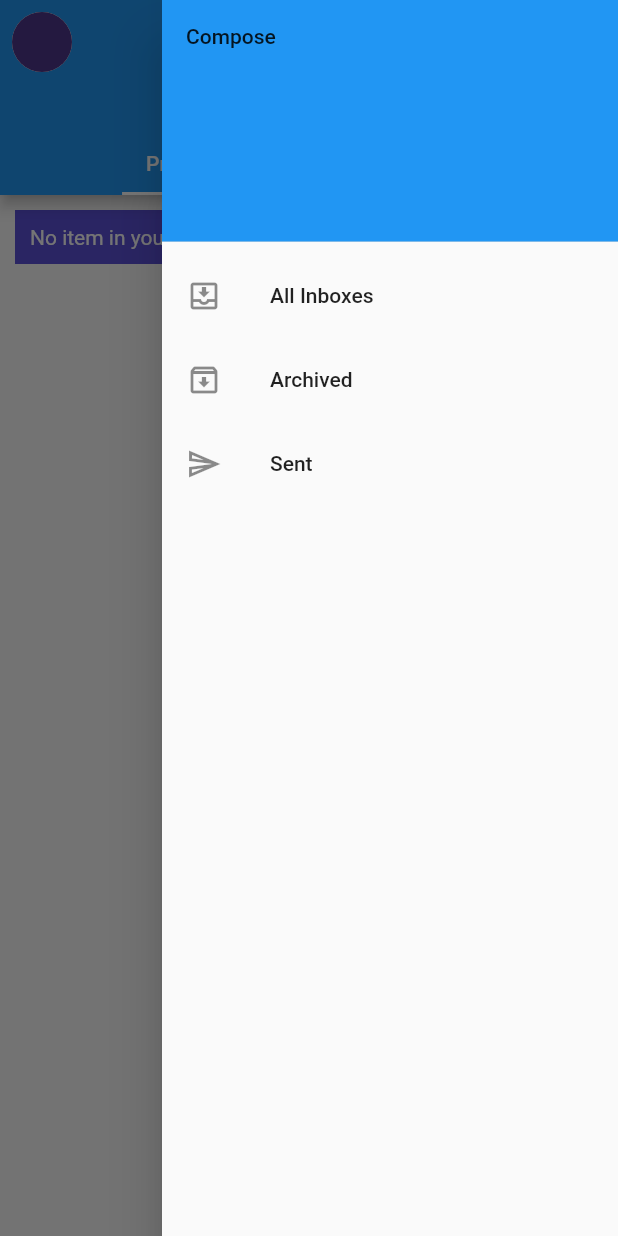
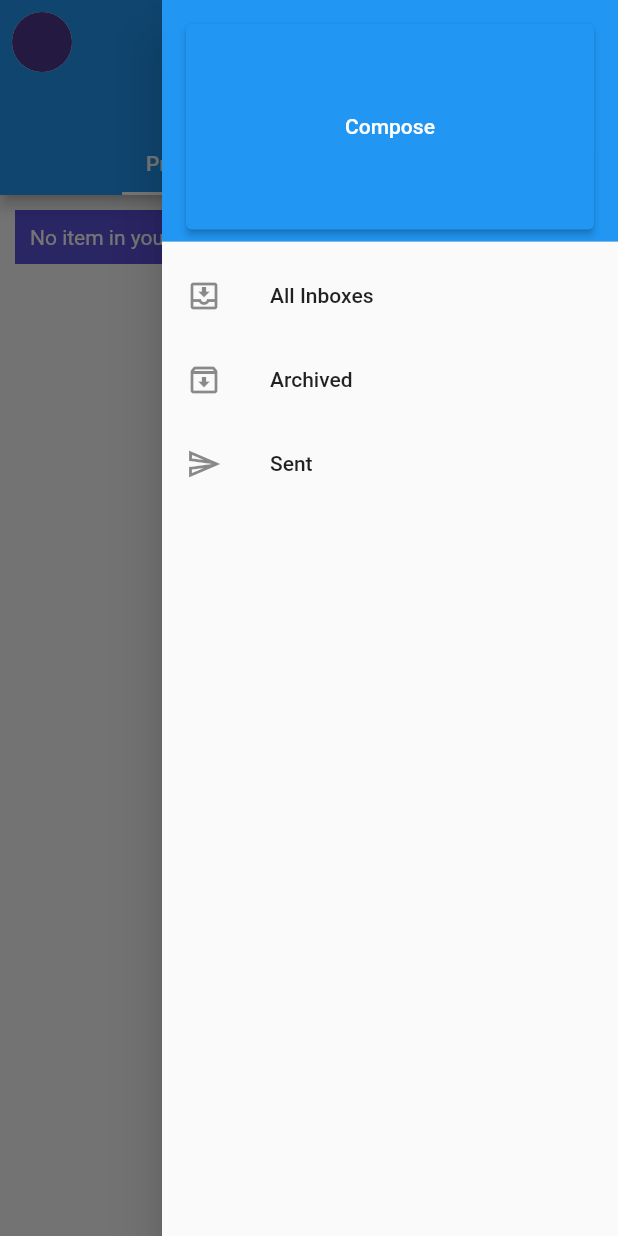
Before and after one commit to Three-Musketeers-IF-C-Sore/learningflutter_threemusketeers_ifcsore, a Flutter app: the Email screen opened directly, with the side drawer open, on a phone screen of 412 x 824 dp. Run offline on Flutter 3.47's test engine with Material 2 defaults, Android fonts, the phone set to English and light mode, and no system bars; drawn by our look-alikes of circular_profile_avatar; our stand-ins replace math_expressions; missing offline and left inert: indexed.

Commit message:
fix compose mail (can only store 1 mail)

```diff
--- a/lib/models/mail.dart
+++ b/lib/models/mail.dart
@@ -9,7 +9,7 @@ class Mail extends ChangeNotifier {
   bool? isFavorite;
 
   Mail({
-    required this.id,
+    this.id,
     required this.subject,
     required this.recipient,
     required this.body,
--- a/lib/pages/form_email_page.dart
+++ b/lib/pages/form_email_page.dart
@@ -136,11 +136,7 @@ class _FormEmailState extends State<FormEmail> {
                     TextButton(
                       onPressed: () {
                         setState(() {
-                          mail.addMail(6, subject.text, recipient.text, body.text, false, false);
-                          // ScaffoldMessenger.of(context).showSnackBar(const SnackBar(
-                          //   content: Text("Added to cart successfully"),
-                          //   duration: Duration(milliseconds: 500),
-                          // ));
+                          mail.addMail(0, subject.text, recipient.text, body.text, false, false);
                         });
                         Navigator.pop(context);
                         ScaffoldMessenger.of(context).showSnackBar(
--- a/lib/pages/w9.dart
+++ b/lib/pages/w9.dart
@@ -1,8 +1,11 @@
 import 'package:circular_profile_avatar/circular_profile_avatar.dart';
 import 'package:flutter/material.dart';
+import 'package:learningflutter_threemusketeers_ifcsore/pages/form_email_page.dart';
 import 'package:learningflutter_threemusketeers_ifcsore/providers/mail_provider.dart';
 import 'package:learningflutter_threemusketeers_ifcsore/theme/colors.dart';
 import 'package:provider/provider.dart';
+import 'package:learningflutter_threemusketeers_ifcsore/service/navigate.dart';
+
 
 class Email extends StatefulWidget {
   const Email({super.key});
@@ -21,9 +24,6 @@ class _EmailState extends State<Email> with TickerProviderStateMixin, ChangeNoti
 
     WidgetsBinding.instance.addPostFrameCallback((timeStamp) {
       final mail = Provider.of<MailProvider>(context, listen: false);
-      // mail.items.forEach((key, value) {
-      //   value.isChecked = false;
-      // });
     });
   }
   @override
@@ -100,11 +100,15 @@ class _EmailState extends State<Email> with TickerProviderStateMixin, ChangeNoti
         child: ListView(
           padding: EdgeInsets.zero,
           children: [
-            const DrawerHeader(
-              decoration: BoxDecoration(
+            DrawerHeader(
+              decoration: const BoxDecoration(
                 color: Colors.blue,
               ),
-              child: Text('Compose'),
+              child: ElevatedButton(
+                onPressed: () {
+                  navigate(context, const FormEmail());
+                },
+                child: const Text('Compose')),
             ),
             ListTile(
               leading: const Icon(
@@ -150,7 +154,6 @@ class _EmailState extends State<Email> with TickerProviderStateMixin, ChangeNoti
                 },
                 scrollDirection: Axis.vertical,
                 shrinkWrap: true,
-                // padding: const EdgeInsets.only(bottom: 3),
                 itemCount: mail.items.length,
                 itemBuilder:(context, index) {
                   return Container(
```
Also changed, not shown: lib/providers/mail_provider.dart (+5 -4 lines).
